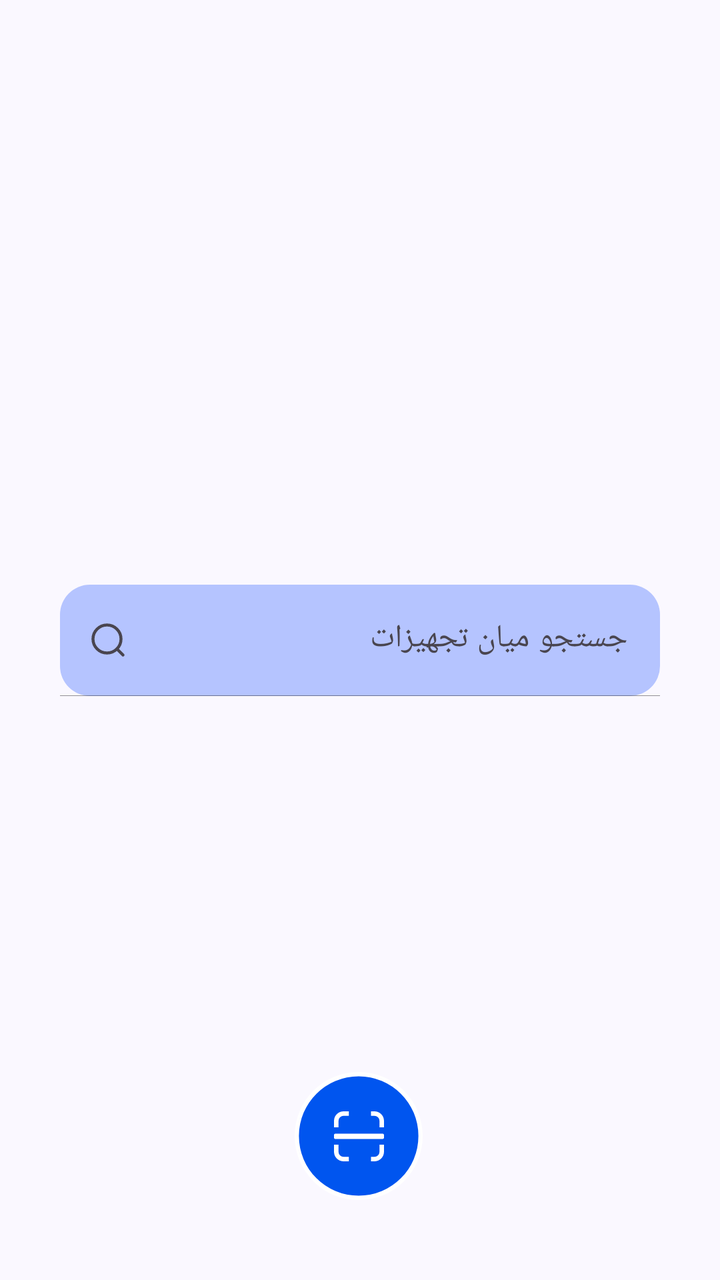
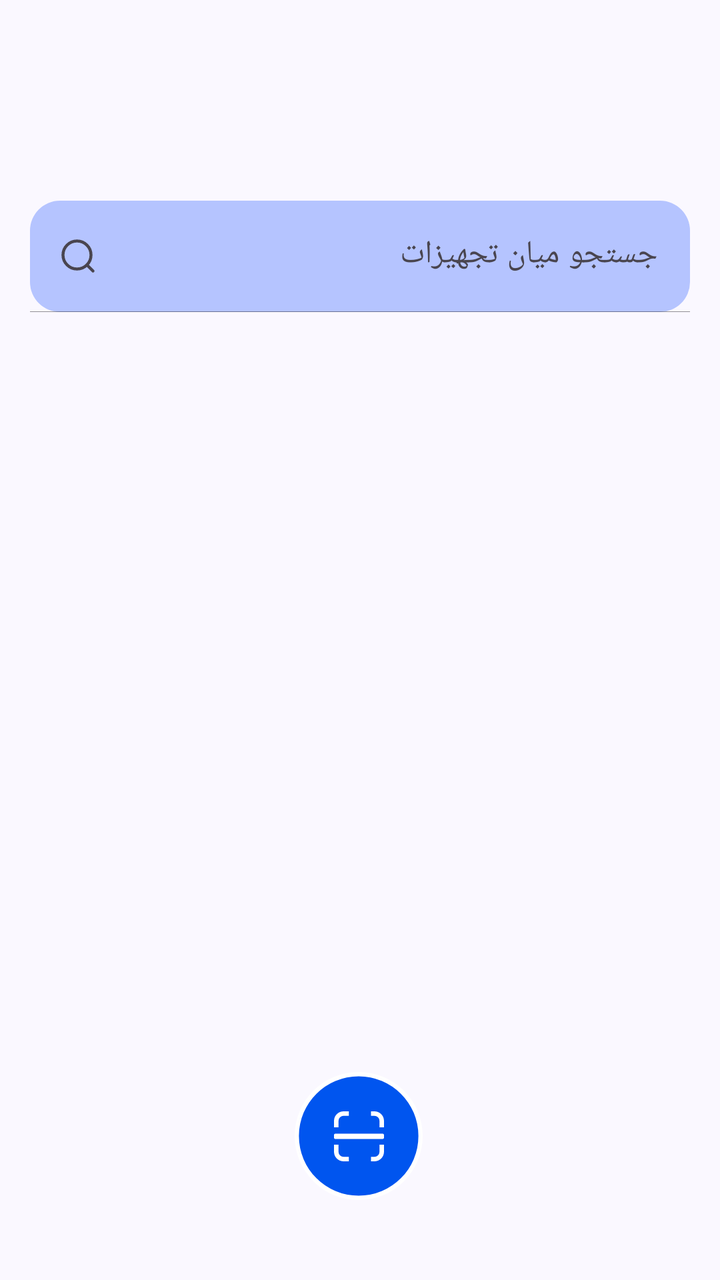

Compare the two renders of this Android layout. The source of the first and the diff that turns it into the second are given below.
<!-- AndroidManifest.xml: application theme Theme.Iotequipment -->
<!-- res/layout/fragment_home.xml -->
<?xml version="1.0" encoding="utf-8"?>
<androidx.constraintlayout.widget.ConstraintLayout
    xmlns:tools="http://schemas.android.com/tools"
    android:layout_width="match_parent"
    android:layout_height="match_parent"
    xmlns:app="http://schemas.android.com/apk/res-auto"
    xmlns:android="http://schemas.android.com/apk/res/android">

    <ImageButton
        android:id="@+id/btn_scan"
        android:layout_width="64dp"
        android:layout_height="64dp"
        android:layout_marginBottom="40dp"
        android:background="@drawable/rec_btn_fab"
        app:layout_constraintBottom_toBottomOf="parent"
        app:layout_constraintEnd_toEndOf="parent"
        app:layout_constraintHorizontal_bias="0.498"
        app:layout_constraintStart_toStartOf="parent"
        app:srcCompat="@drawable/ic_fab" />

    <LinearLayout
        android:layout_width="match_parent"
        android:layout_height="wrap_content"
        app:layout_constraintBottom_toBottomOf="parent"
        app:layout_constraintTop_toTopOf="parent">

        <include
            layout="@layout/search_bar"
            app:layout_constraintBottom_toBottomOf="parent"
            app:layout_constraintEnd_toEndOf="parent"
            app:layout_constraintStart_toStartOf="parent"
            app:layout_constraintTop_toTopOf="parent" />
    </LinearLayout>


</androidx.constraintlayout.widget.ConstraintLayout>
<!-- res/layout/search_bar.xml (included above) -->
<?xml version="1.0" encoding="utf-8"?>
<merge xmlns:android="http://schemas.android.com/apk/res/android"
    xmlns:app="http://schemas.android.com/apk/res-auto">

    <com.google.android.material.textfield.TextInputLayout
        android:id="@+id/searchBox"
        android:layout_width="match_parent"
        android:layout_height="wrap_content"
        android:padding="15dp"
        android:layout_margin="15dp"
        app:endIconMode="clear_text"
        app:counterMaxLength="20"
        app:boxStrokeWidth = "0.3dp"
        app:boxStrokeColor="@color/md_theme_background"
        app:boxStrokeWidthFocused = "1.5dp"
        app:boxBackgroundMode="filled"
        app:startIconDrawable="@drawable/ic_search"
        app:boxBackgroundColor="@color/md_theme_inversePrimary_mediumContrast"
        android:hint="@string/searchbar_hint"
        app:boxCornerRadiusTopStart="15dp"
        app:boxCornerRadiusTopEnd="15dp"
        app:boxCornerRadiusBottomStart="15dp"
        app:boxCornerRadiusBottomEnd="15dp"
        android:textAppearance="@color/md_theme_background"
        app:placeholderTextAppearance="@color/md_theme_background"
        >
        <com.google.android.material.textfield.TextInputEditText
            android:id="@+id/search_bar"
            android:layout_width="match_parent"
            android:layout_height="wrap_content"
            android:maxLength="30"
            android:maxLines="1"
            />
    </com.google.android.material.textfield.TextInputLayout>

</merge>
<!-- resources referenced by this layout -->
<resources>
  <color name="md_theme_background">#FAF8FF</color>
  <color name="md_theme_inversePrimary_mediumContrast">#B5C4FF</color>
  <!-- drawable ic_fab (drawable) -->
  <vector xmlns:android="http://schemas.android.com/apk/res/android"
      android:width="25dp"
      android:height="25dp"
      android:viewportWidth="30"
      android:viewportHeight="30">
    <group>
      <clip-path
          android:pathData="M0,0h30v30h-30z"/>
      <path
          android:pathData="M5.721,0H8.901V2.722H5.721C4.928,2.722 4.168,3.035 3.607,3.594C3.047,4.154 2.733,4.912 2.733,5.703V9.6H0V5.708C0.001,4.96 0.15,4.219 0.438,3.528C0.726,2.838 1.147,2.21 1.679,1.682C2.208,1.15 2.838,0.727 3.531,0.439C4.225,0.15 4.969,0.001 5.721,0ZM0.795,13.406H29.205C29.416,13.408 29.617,13.493 29.766,13.643C29.915,13.792 29.999,13.994 30,14.204V15.796C30.001,16.008 29.917,16.211 29.769,16.362C29.62,16.513 29.417,16.599 29.205,16.602H0.795C0.583,16.6 0.38,16.514 0.231,16.363C0.082,16.212 -0.001,16.008 0,15.796V14.204C0,13.993 0.084,13.791 0.233,13.641C0.382,13.492 0.584,13.407 0.795,13.406ZM22.16,0H24.279C25.029,0 25.772,0.149 26.464,0.436C27.157,0.723 27.785,1.144 28.314,1.675C28.847,2.204 29.269,2.832 29.558,3.524C29.846,4.216 29.995,4.958 29.995,5.708V9.6H27.272V5.708C27.271,5.316 27.193,4.929 27.042,4.567C26.891,4.205 26.67,3.877 26.391,3.601C26.114,3.324 25.784,3.104 25.421,2.954C25.059,2.804 24.67,2.727 24.277,2.727H22.16V0ZM29.99,19.983V24.292C29.985,25.804 29.381,27.253 28.309,28.323C27.237,29.392 25.785,29.995 24.27,30H22.16V27.278H24.279C25.072,27.274 25.831,26.958 26.391,26.399C26.951,25.84 27.268,25.083 27.272,24.292V19.983H29.99ZM8.892,29.993H5.711C4.198,29.991 2.747,29.389 1.679,28.32L1.6,28.235C0.575,27.177 0.002,25.763 0,24.292V19.983H2.728V24.292C2.729,25.056 3.022,25.79 3.548,26.345L3.609,26.399C3.886,26.677 4.215,26.897 4.577,27.048C4.939,27.199 5.328,27.277 5.721,27.278H8.901V30L8.892,29.993Z"
          android:fillColor="#ffffff"/>
    </group>
  </vector>
  <!-- drawable ic_search (drawable) -->
  <vector xmlns:android="http://schemas.android.com/apk/res/android"
      android:width="24dp"
      android:height="24dp"
      android:viewportWidth="24"
      android:viewportHeight="24">
    <path
        android:pathData="M11.5,18.5C15.366,18.5 18.5,15.366 18.5,11.5C18.5,7.634 15.366,4.5 11.5,4.5C7.634,4.5 4.5,7.634 4.5,11.5C4.5,15.366 7.634,18.5 11.5,18.5Z"
        android:strokeLineJoin="round"
        android:strokeWidth="1.5"
        android:fillColor="#00000000"
        android:strokeColor="#000D26"
        android:strokeLineCap="round"/>
    <path
        android:pathData="M16.5,16.5L19.5,19.5"
        android:strokeLineJoin="round"
        android:strokeWidth="1.5"
        android:fillColor="#00000000"
        android:strokeColor="#000D26"
        android:strokeLineCap="round"/>
  </vector>
  <!-- drawable rec_btn_fab (drawable) -->
  <vector xmlns:android="http://schemas.android.com/apk/res/android"
      android:width="90dp"
      android:height="90dp"
      android:viewportWidth="90"
      android:viewportHeight="90">
    <path
        android:pathData="M45,1.5C69.024,1.5 88.5,20.976 88.5,45C88.5,69.024 69.024,88.5 45,88.5C20.976,88.5 1.5,69.024 1.5,45C1.5,20.976 20.976,1.5 45,1.5Z"
        android:strokeWidth="3"
        android:fillColor="#0055EF"
        android:strokeColor="#ffffff"/>
  </vector>
  <string name="searchbar_hint">جستجو میان تجهیزات</string>
  <style name="Theme.Iotequipment" parent="Base.Theme.Iotequipment" />
  <style name="Base.Theme.Iotequipment" parent="Theme.Material3.DayNight.NoActionBar">
          <item name="fontFamily">@font/iran_yekan_regular</item>
          
          
          <item name="colorPrimary">@color/md_theme_primary</item>
          <item name="android:colorBackground">@color/md_theme_background</item>
  
      </style>
  <color name="md_theme_primary">#0055EF</color>
</resources>

<!-- the commit's change to res/layout/fragment_home.xml (unified diff, before → after) -->
@@ -19,10 +19,13 @@
         app:srcCompat="@drawable/ic_fab" />
 
     <LinearLayout
+        android:id="@+id/linearLayout2"
         android:layout_width="match_parent"
         android:layout_height="wrap_content"
         app:layout_constraintBottom_toBottomOf="parent"
-        app:layout_constraintTop_toTopOf="parent">
+        app:layout_constraintTop_toTopOf="parent"
+        app:layout_constraintVertical_bias="0.154"
+        tools:layout_editor_absoluteX="0dp">
 
         <include
             layout="@layout/search_bar"
@@ -31,6 +34,13 @@
             app:layout_constraintStart_toStartOf="parent"
             app:layout_constraintTop_toTopOf="parent" />
     </LinearLayout>
+
+    <androidx.recyclerview.widget.RecyclerView
+        android:layout_width="match_parent"
+        android:layout_height="0dp"
+        app:layout_constraintBottom_toBottomOf="parent"
+        app:layout_constraintTop_toBottomOf="@+id/linearLayout2"
+        tools:layout_editor_absoluteX="1dp" />
 
 
 </androidx.constraintlayout.widget.ConstraintLayout>
@@ -44,7 +54,6 @@
         android:layout_width="match_parent"
         android:layout_height="wrap_content"
         android:padding="15dp"
-        android:layout_margin="15dp"
         app:endIconMode="clear_text"
         app:counterMaxLength="20"
         app:boxStrokeWidth = "0.3dp"
@@ -68,6 +77,7 @@
             android:maxLength="30"
             android:maxLines="1"
             />
+
     </com.google.android.material.textfield.TextInputLayout>
 
 </merge>
